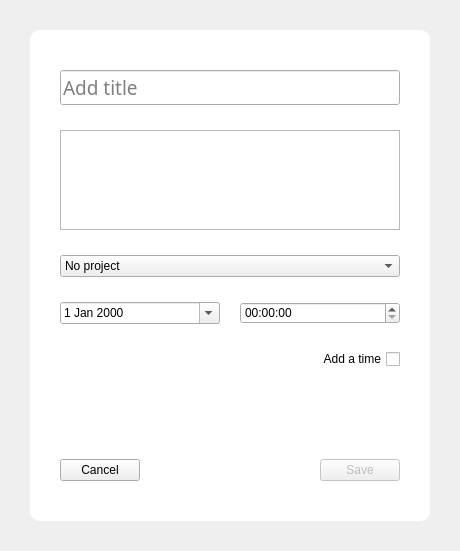
Above: uis/scripts/ui_note_editor.ui from GorgeousOne/TaskManagementApp before the change. Below: the same form after it.
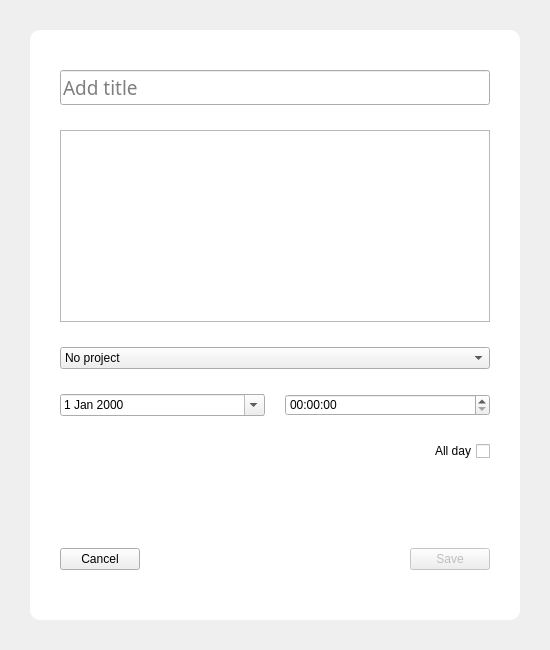
That is the form after the change.

```diff
--- a/uis/scripts/ui_note_editor.ui
+++ b/uis/scripts/ui_note_editor.ui
@@ -6,8 +6,8 @@
    <rect>
     <x>0</x>
     <y>0</y>
-    <width>460</width>
-    <height>551</height>
+    <width>550</width>
+    <height>650</height>
    </rect>
   </property>
   <property name="font">
@@ -70,7 +70,7 @@
        <number>30</number>
       </property>
       <property name="bottomMargin">
-       <number>40</number>
+       <number>50</number>
       </property>
       <item>
        <widget class="QLineEdit" name="title_edit">
@@ -96,18 +96,6 @@
       </item>
       <item>
        <widget class="QTextEdit" name="description_edit">
-        <property name="minimumSize">
-         <size>
-          <width>0</width>
-          <height>0</height>
-         </size>
-        </property>
-        <property name="maximumSize">
-         <size>
-          <width>16777215</width>
-          <height>100</height>
-         </size>
-        </property>
         <property name="font">
          <font>
           <family>Segoe UI Light</family>
@@ -175,7 +163,7 @@
          <enum>Qt::RightToLeft</enum>
         </property>
         <property name="text">
-         <string>Add a time</string>
+         <string>All day</string>
         </property>
        </widget>
       </item>
@@ -187,7 +175,7 @@
         <property name="sizeHint" stdset="0">
          <size>
           <width>20</width>
-          <height>50</height>
+          <height>40</height>
          </size>
         </property>
        </spacer>
```
Left out of the diff: 2 changed lines with no effect on the pictures.
